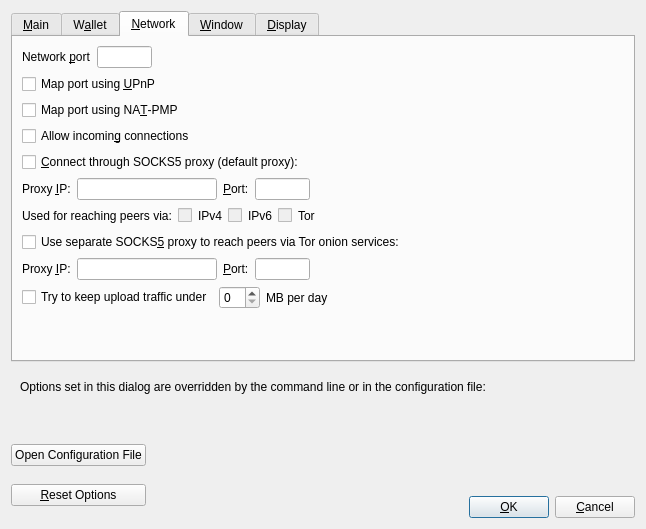
Above: src/qt/forms/optionsdialog.ui from bitcoincore-dev/bitcoin-2001-863168-294116-d812cf1189 before the change. Below: the same form after it.
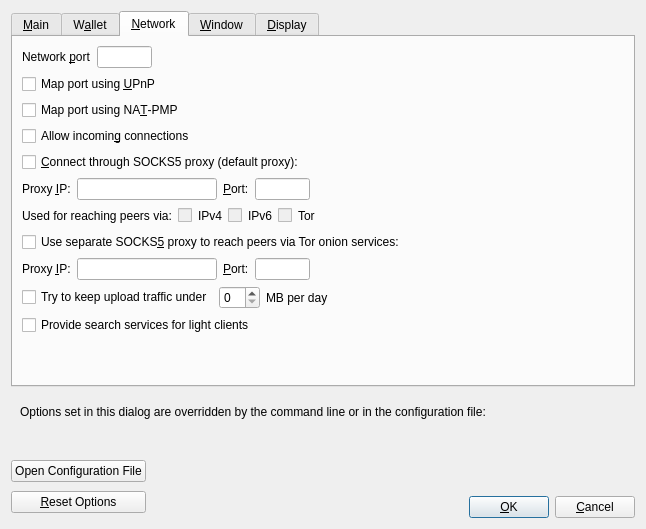
That is the form after the change. The open tabs and pages were chosen to show the change. Custom widgets are drawn as their Qt base class.

Commit message: Qt/Options: Expose peerbloomfilters in GUI using rwconf

```diff
--- a/src/qt/forms/optionsdialog.ui
+++ b/src/qt/forms/optionsdialog.ui
@@ -712,6 +712,16 @@
          </item>
         </layout>
        </item>
+       <item>
+        <widget class="QCheckBox" name="peerbloomfilters">
+         <property name="toolTip">
+          <string>Support filtering of blocks and transaction with bloom filters</string>
+         </property>
+         <property name="text">
+          <string>Provide search services for light clients</string>
+         </property>
+        </widget>
+       </item>
        <item>
         <spacer name="verticalSpacer_Network">
          <property name="orientation">
```
The commit also changes 3 other files.
